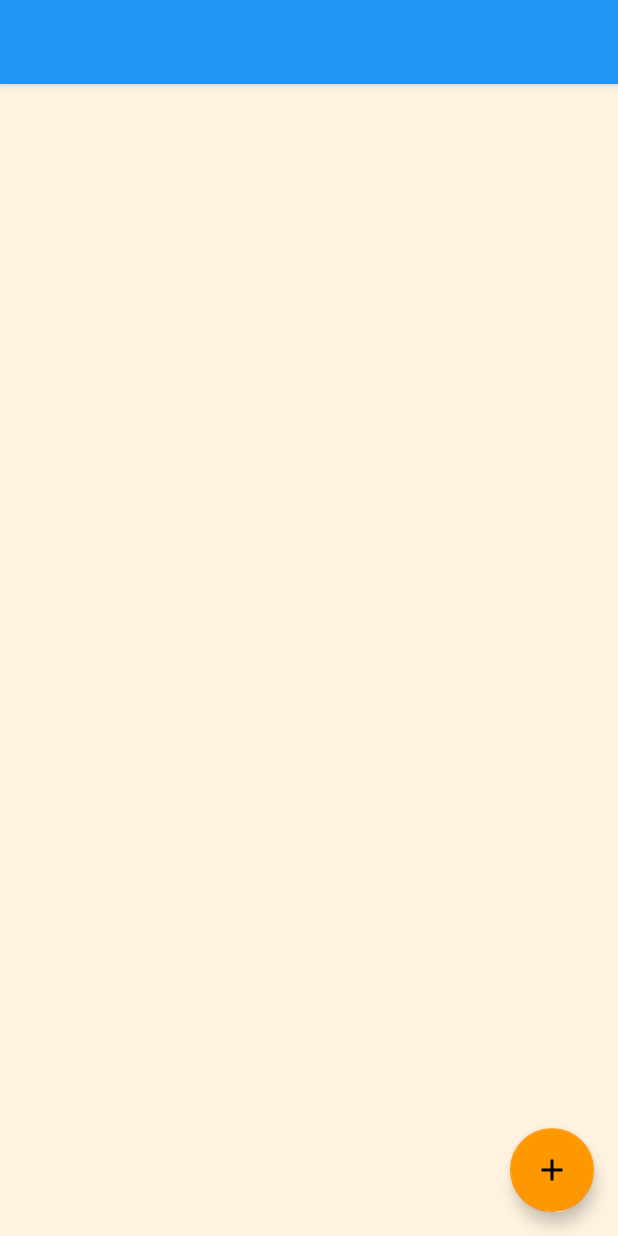
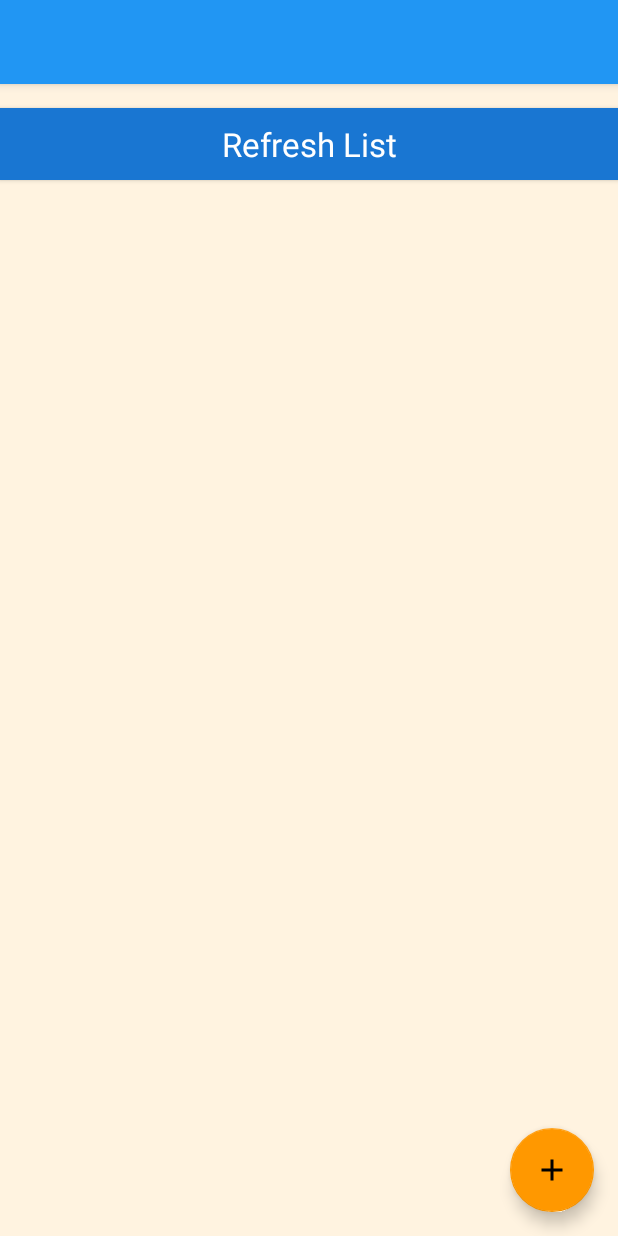
Before and after one commit to tehvedo/fehunitbuilder, an Android app: the screen it shows after launch (MainActivity), on a phone screen of 412 x 824 dp. Run offline under Robolectric (Android 15) with nearby library versions, the phone set to English and light mode, and no system bars.

Commit message:
Looking absolutely epic
its great

```diff
--- a/FehUnitBuilder/app/src/main/java/com/android/example/fehunitbuilder/DataBaseHelper.java
+++ b/FehUnitBuilder/app/src/main/java/com/android/example/fehunitbuilder/DataBaseHelper.java
@@ -1,17 +1,117 @@
 package com.android.example.fehunitbuilder;
 
+import android.content.ContentValues;
+import android.content.Context;
+import android.database.Cursor;
 import android.database.sqlite.SQLiteDatabase;
 import android.database.sqlite.SQLiteOpenHelper;
+import android.support.annotation.Nullable;
+
+import java.util.ArrayList;
+import java.util.List;
 
 public class DataBaseHelper extends SQLiteOpenHelper {
 
+    public static final String BUILD_TABLE = "BUILD_TABLE";
+    public static final String COLUMN_ID = "ID";
+    public static final String COLUMN_BUILD_NAME = "BUILD_NAME";
+    public static final String COLUMN_BUILD_UNIT = "BUILD_UNIT";
+    public static final String COLUMN_BUILD_WEAPON = "BUILD_WEAPON";
+    public static final String COLUMN_BUILD_ASSIST = "BUILD_ASSIST";
+    public static final String COLUMN_BUILD_SPECIAL = "BUILD_SPECIAL";
+    public static final String COLUMN_BUILD_A_SKILL = "BUILD_A_SKILL";
+    public static final String COLUMN_BUILD_B_SKILL = "BUILD_B_SKILL";
+    public static final String COLUMN_BUILD_C_SKILL = "BUILD_C_SKILL";
+
+    public DataBaseHelper(@Nullable Context context) {
+        super(context, "build.db", null, 1);
+    }
+
     @Override
-    public void onCreate(SQLiteDatabase sqLiteDatabase) {
+    public void onCreate(SQLiteDatabase db) {
+        String createTableStatement = "CREATE TABLE " + BUILD_TABLE + " (" + COLUMN_ID + " INTEGER PRIMARY KEY AUTOINCREMENT, " +
+                COLUMN_BUILD_NAME + " TEXT, " + COLUMN_BUILD_UNIT + " TEXT, " + COLUMN_BUILD_WEAPON + " TEXT, " + COLUMN_BUILD_ASSIST + " TEXT, " +
+                COLUMN_BUILD_SPECIAL + " TEXT, " + COLUMN_BUILD_A_SKILL + " TEXT, " + COLUMN_BUILD_B_SKILL + " TEXT, " + COLUMN_BUILD_C_SKILL + " TEXT)";
+
+        db.execSQL(createTableStatement);
 
     }
 
     @Override
-    public void onUpgrade(SQLiteDatabase sqLiteDatabase, int i, int i1) {
+    public void onUpgrade(SQLiteDatabase sqLiteDatabase, int oldVer, int newVer) {
 
     }
+
+    public boolean addOne(Build build){
+        SQLiteDatabase db = this.getWritableDatabase();
+        ContentValues cv = new ContentValues();
+        cv.put(COLUMN_BUILD_NAME, build.getName());
+        cv.put(COLUMN_BUILD_UNIT, build.getUnit());
+        cv.put(COLUMN_BUILD_WEAPON, build.getWeapon());
+        cv.put(COLUMN_BUILD_ASSIST, build.getAssist());
+        cv.put(COLUMN_BUILD_SPECIAL, build.getSpecial());
+        cv.put(COLUMN_BUILD_A_SKILL, build.getA_skill());
+        cv.put(COLUMN_BUILD_B_SKILL, build.getB_skill());
+        cv.put(COLUMN_BUILD_C_SKILL, build.getC_skill());
+
+        long insert = db.insert(BUILD_TABLE, null, cv);
+        if(insert == -1){
+            return false;
+        }
+        else{
+            return true;
+        }
+
+    }
+
+    public boolean deleteOne(Build build){
+        SQLiteDatabase db = this.getWritableDatabase();
+        String queryString = "DELETE FROM " + BUILD_TABLE + " WHERE " + COLUMN_ID + " = " + build.getId();
+
+        Cursor cursor = db.rawQuery(queryString, null);
+
+        if(cursor.moveToFirst()){
+            return true;
+        }
+        else{
+            return false;
+        }
+    }
+
+    public List<Build> getAllBuilds(){
+        List<Build> returnList = new ArrayList<>();
+        String queryString = "SELECT * FROM " + BUILD_TABLE;
+        SQLiteDatabase db = this.getReadableDatabase();
+        Cursor cursor = db.rawQuery(queryString, null);
+        if(cursor.moveToFirst()){
+            do{
+                int buildID = cursor.getInt(0);
+                String buildName = cursor.getString(1);
+                String buildUnit = cursor.getString(2);
+                String buildWeapon = cursor.getString(3);
+                String buildAssist = cursor.getString(4);
+                String buildSpecial = cursor.getString(5);
+                String buildASkill = cursor.getString(6);
+                String buildBSkill = cursor.getString(7);
+                String buildCSkill = cursor.getString(8);
+
+                Build newBuild = new Build(buildID, buildName, buildUnit, buildWeapon
+                , buildAssist, buildSpecial, buildASkill, buildBSkill, buildCSkill);
+
+                returnList.add(newBuild);
+
+            } while(cursor.moveToNext());
+
+        }
+        else{
+            //Don't add anything
+        }
+
+        cursor.close();
+        db.close();
+
+        return returnList;
+    }
+
+
 }
--- a/FehUnitBuilder/app/src/main/java/com/android/example/fehunitbuilder/MainActivity.java
+++ b/FehUnitBuilder/app/src/main/java/com/android/example/fehunitbuilder/MainActivity.java
@@ -20,6 +20,11 @@ import android.support.v7.widget.helper.ItemTouchHelper;
 import android.view.Menu;
 import android.view.MenuItem;
 import android.view.View;
+import android.widget.AdapterView;
+import android.widget.ArrayAdapter;
+import android.widget.Button;
+import android.widget.ListView;
+import android.widget.ScrollView;
 import android.widget.Toast;
 
 import java.util.List;
@@ -37,6 +42,10 @@ import java.util.List;
 public class MainActivity extends AppCompatActivity {
 
     FloatingActionButton fab_new_build;
+    Button btn_refresh;
+    ListView lv_build_list;
+    ArrayAdapter buildArrayAdapter;
+    DataBaseHelper dataBaseHelper;
 
     @Override
     protected void onCreate(Bundle savedInstanceState) {
@@ -44,6 +53,13 @@ public class MainActivity extends AppCompatActivity {
         setContentView(R.layout.activity_main);
 
         fab_new_build = findViewById(R.id.fab);
+        btn_refresh = findViewById(R.id.button_refresh);
+        lv_build_list = findViewById(R.id.lv_buildList);
+
+        dataBaseHelper = new DataBaseHelper(MainActivity.this);
+
+        buildArrayAdapter = new ArrayAdapter<Build>(MainActivity.this, android.R.layout.simple_list_item_1, dataBaseHelper.getAllBuilds());
+        lv_build_list.setAdapter(buildArrayAdapter);
 
         fab_new_build.setOnClickListener(new View.OnClickListener() {
             @Override
@@ -53,6 +69,50 @@ public class MainActivity extends AppCompatActivity {
             }
         });
 
+        btn_refresh.setOnClickListener(new View.OnClickListener() {
+            @Override
+            public void onClick(View view) {
+                DataBaseHelper dataBaseHelper = new DataBaseHelper(MainActivity.this);
+                List<Build> build_list = dataBaseHelper.getAllBuilds();
+
+                buildArrayAdapter = new ArrayAdapter<Build>(MainActivity.this, android.R.layout.simple_list_item_1, dataBaseHelper.getAllBuilds());
+                lv_build_list.setAdapter(buildArrayAdapter);
+
+                //Toast.makeText(getApplicationContext(), build_list.toString(), Toast.LENGTH_SHORT).show();
+            }
+        });
+
+        lv_build_list.setOnItemClickListener(new AdapterView.OnItemClickListener() {
+            @Override
+            public void onItemClick(AdapterView<?> parent, View view, int pos, long id) {
+                //Need to make view build activity, from there, update build option
+//                Intent view_build_intent = new Intent(getApplicationContext(), ViewBuildActivity.class);
+//                Build clickedBuild = (Build) parent.getItemAtPosition(pos);
+//                view_build_intent.putExtra("build_id", clickedBuild.getId());
+//                startActivity(view_build_intent);
+            }
+        });
+
+        lv_build_list.setOnItemLongClickListener(new AdapterView.OnItemLongClickListener() {
+            @Override
+            public boolean onItemLongClick(AdapterView<?> parent, View view, int pos, long id) {
+                Build clickedBuild = (Build) parent.getItemAtPosition(pos);
+                dataBaseHelper.deleteOne(clickedBuild);
+                buildArrayAdapter = new ArrayAdapter<Build>(MainActivity.this, android.R.layout.simple_list_item_1, dataBaseHelper.getAllBuilds());
+                lv_build_list.setAdapter(buildArrayAdapter);
+                Toast.makeText(getApplicationContext(), "Deleting build", Toast.LENGTH_SHORT).show();
+                return true;
+            }
+        });
+
     }
 
+    @Override
+    protected void onResume() {
+        super.onResume();
+        buildArrayAdapter = new ArrayAdapter<Build>(MainActivity.this, android.R.layout.simple_list_item_1, dataBaseHelper.getAllBuilds());
+        lv_build_list.setAdapter(buildArrayAdapter);
+    }
+
+
 }
--- a/FehUnitBuilder/app/src/main/res/layout/content_main.xml
+++ b/FehUnitBuilder/app/src/main/res/layout/content_main.xml
@@ -1,7 +1,6 @@
 <?xml version="1.0" encoding="utf-8"?>
 
-<android.support.constraint.ConstraintLayout
-    xmlns:android="http://schemas.android.com/apk/res/android"
+<android.support.constraint.ConstraintLayout xmlns:android="http://schemas.android.com/apk/res/android"
     xmlns:app="http://schemas.android.com/apk/res-auto"
     xmlns:tools="http://schemas.android.com/tools"
     android:layout_width="match_parent"
@@ -11,10 +10,40 @@
     tools:context="com.android.example.fehunitbuilder.MainActivity"
     tools:showIn="@layout/activity_main">
 
-    <android.support.v7.widget.RecyclerView
-        android:id="@+id/recyclerview"
-        android:layout_width="match_parent"
+<!--        <android.support.v7.widget.RecyclerView-->
+<!--            android:id="@+id/recyclerview"-->
+<!--            android:layout_width="0dp"-->
+<!--            android:layout_height="wrap_content"-->
+<!--            android:layout_margin="16dp"-->
+<!--            android:layout_marginTop="8dp"-->
+<!--            app:layout_constraintEnd_toEndOf="parent"-->
+<!--            app:layout_constraintStart_toStartOf="parent"-->
+<!--            app:layout_constraintTop_toBottomOf="@+id/button_refresh"-->
+<!--            tools:listitem="@layout/recyclerview_item" />-->
+
+    <Button
+        android:id="@+id/button_refresh"
+        style="@style/button_style"
+        android:layout_width="0dp"
         android:layout_height="wrap_content"
-        android:layout_margin="16dp"
-        tools:listitem="@layout/recyclerview_item" />
+        android:text="Refresh List"
+        app:layout_constraintEnd_toEndOf="parent"
+        app:layout_constraintStart_toStartOf="parent"
+        app:layout_constraintTop_toTopOf="parent" />
+
+        <LinearLayout
+            android:layout_width="match_parent"
+            android:layout_height="wrap_content"
+            android:orientation="vertical" />
+
+    <ListView
+        android:id="@+id/lv_buildList"
+        android:layout_width="0dp"
+        android:layout_height="0dp"
+        android:layout_marginTop="8dp"
+        app:layout_constraintBottom_toBottomOf="parent"
+        app:layout_constraintEnd_toEndOf="parent"
+        app:layout_constraintStart_toStartOf="parent"
+        app:layout_constraintTop_toBottomOf="@+id/button_refresh" />
+
 </android.support.constraint.ConstraintLayout>
```
Also changed, not shown: FehUnitBuilder/app/src/main/java/com/android/example/fehunitbuilder/NewBuildActivity.java (+22 -5 lines), 1 other file.
